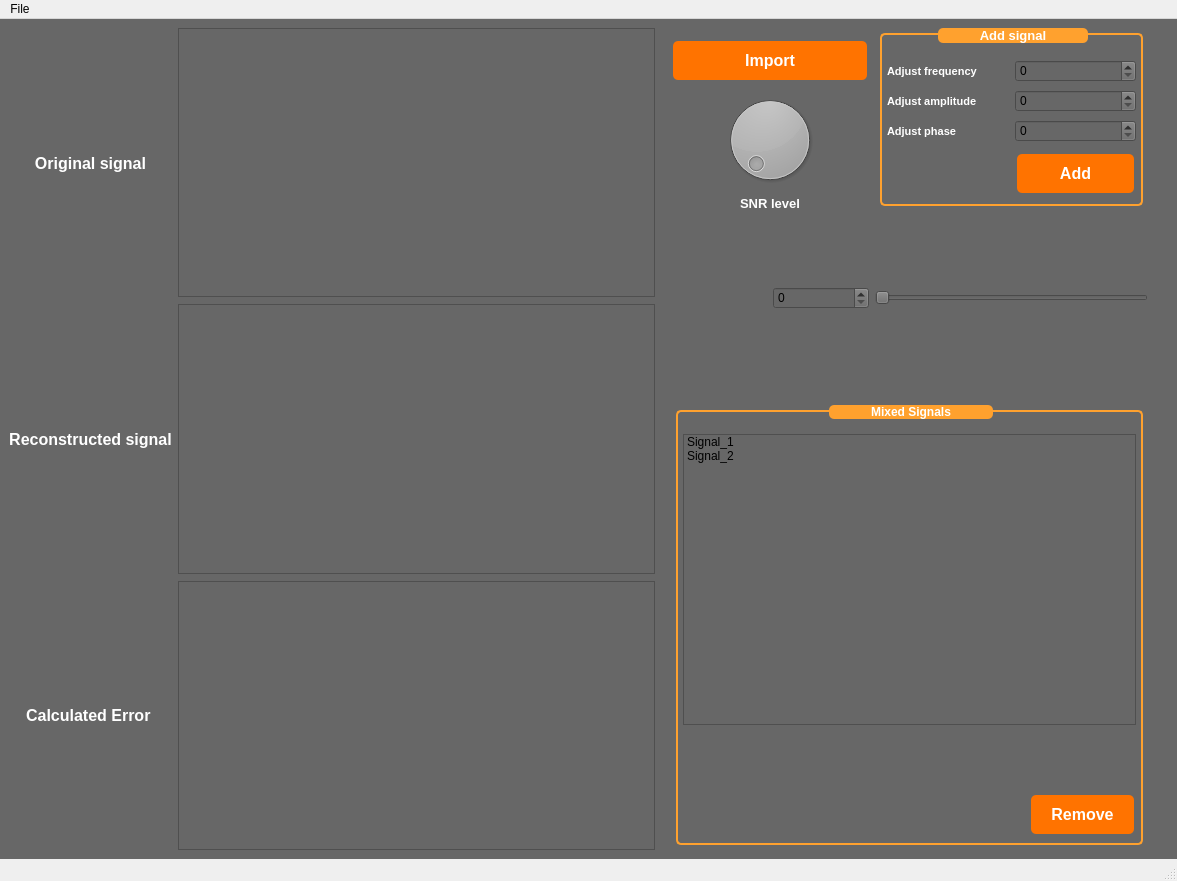
Above: sampling_studio.ui from SaraElsaggan/sampling_studio_DSP before the change. Below: the same form after it.
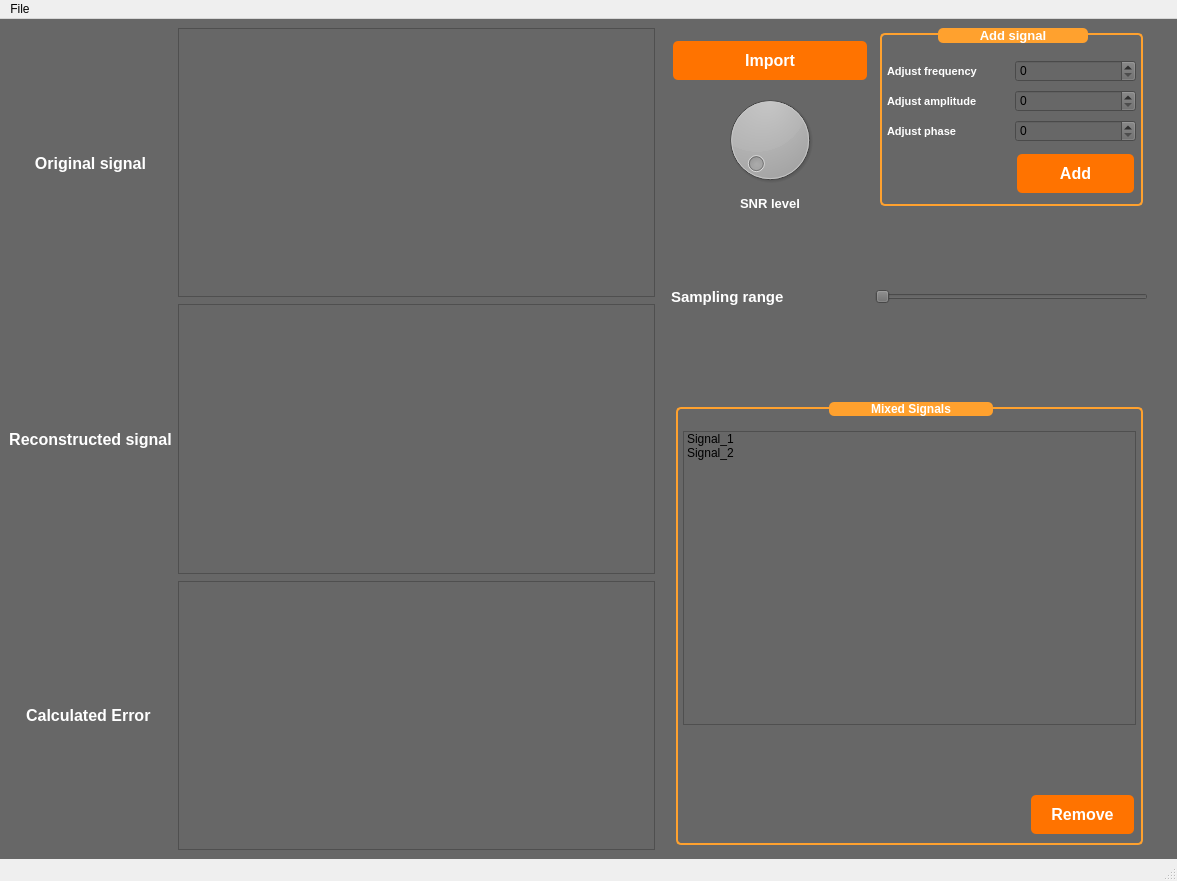
That is the form after the change. Custom widgets are drawn as their Qt base class.

Patch:
```diff
--- a/sampling_studio.ui
+++ b/sampling_studio.ui
@@ -280,12 +280,25 @@
 }</string>
           </property>
           <property name="text">
-           <string/>
+           <string>Sampling range</string>
           </property>
          </widget>
         </item>
         <item>
-         <widget class="QSpinBox" name="spinBox_4"/>
+         <spacer name="horizontalSpacer">
+          <property name="orientation">
+           <enum>Qt::Horizontal</enum>
+          </property>
+          <property name="sizeType">
+           <enum>QSizePolicy::Minimum</enum>
+          </property>
+          <property name="sizeHint" stdset="0">
+           <size>
+            <width>50</width>
+            <height>19</height>
+           </size>
+          </property>
+         </spacer>
         </item>
        </layout>
       </item>
```
